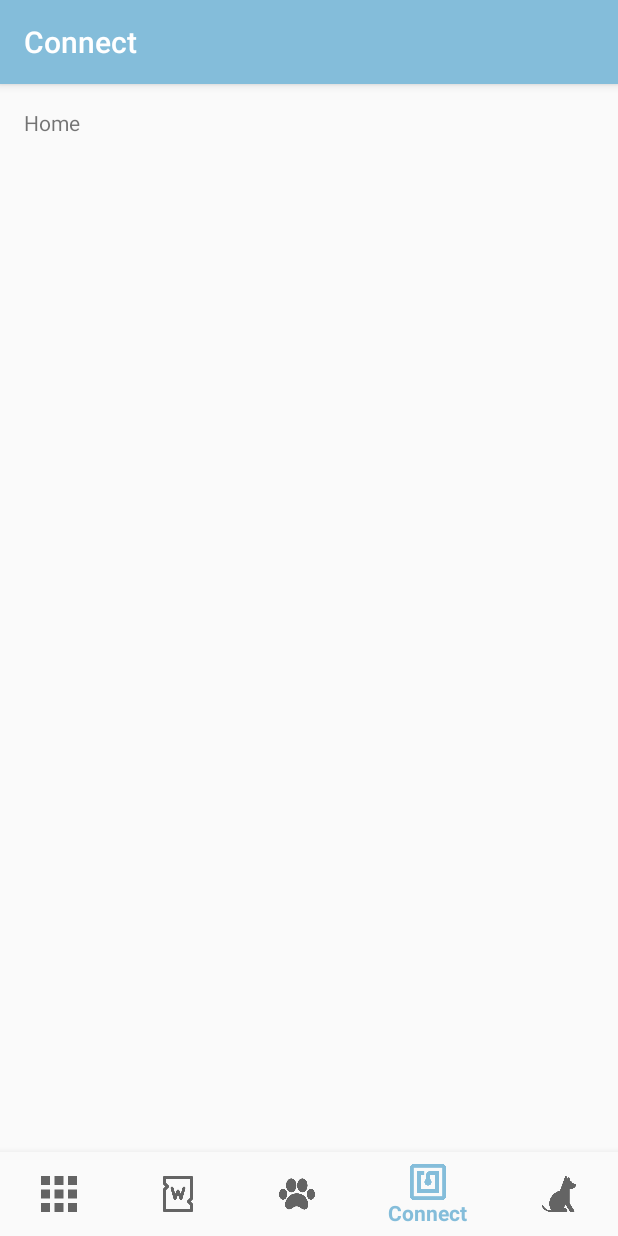
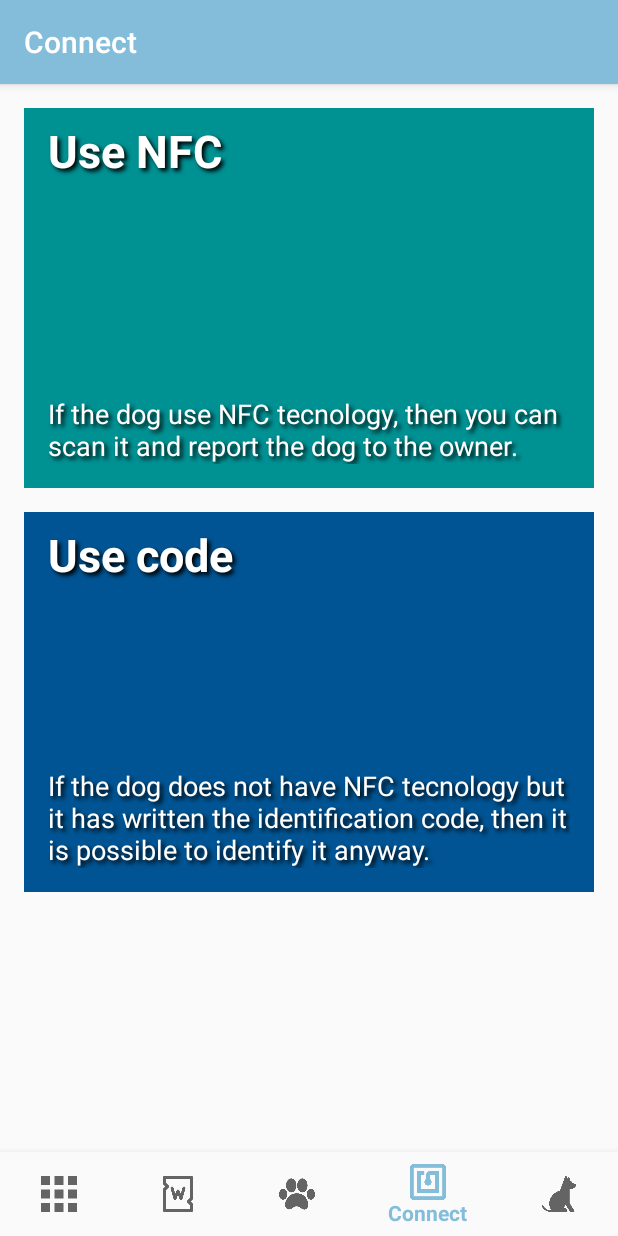
Before and after one commit to Mastercypher/Datdog, an Android app: the ConnectActivity screen opened directly, with no data from a screen before it, on a phone screen of 412 x 824 dp. Run offline under Robolectric (Android 15) with nearby library versions, the phone set to English and light mode, and no system bars.

Commit message:
connect window without images

```diff
--- a/android/DatDog/app/src/main/res/layout/activity_connect.xml
+++ b/android/DatDog/app/src/main/res/layout/activity_connect.xml
@@ -7,16 +7,102 @@
     android:layout_height="match_parent"
     tools:context=".ConnectActivity">
 
-    <TextView
-        android:id="@+id/message"
-        android:layout_width="wrap_content"
-        android:layout_height="wrap_content"
-        android:layout_marginLeft="@dimen/activity_horizontal_margin"
-        android:layout_marginStart="@dimen/activity_horizontal_margin"
-        android:layout_marginTop="@dimen/activity_vertical_margin"
-        android:text="@string/title_home"
-        app:layout_constraintLeft_toLeftOf="parent"
-        app:layout_constraintTop_toTopOf="parent" />
+    <ScrollView
+        android:layout_width="match_parent"
+        android:layout_height="match_parent"
+        android:layout_marginBottom="60dp"
+        app:layout_constraintBottom_toBottomOf="parent"
+        tools:layout_editor_absoluteX="8dp">
+
+        <android.support.constraint.ConstraintLayout
+            android:layout_width="match_parent"
+            android:layout_height="wrap_content">
+
+            <TextView
+                android:id="@+id/textView21"
+                android:layout_width="0dp"
+                android:layout_height="0dp"
+                android:layout_marginEnd="16dp"
+                android:layout_marginStart="16dp"
+                android:layout_marginTop="16dp"
+                android:background="#009193"
+                android:paddingLeft="16dp"
+                android:paddingTop="8dp"
+                android:shadowColor="#000"
+                android:shadowDx="3.0"
+                android:shadowDy="3.0"
+                android:shadowRadius="3.0"
+                android:text="Use NFC"
+                android:textColor="#fff"
+                android:textSize="30sp"
+                android:textStyle="bold"
+                app:layout_constraintDimensionRatio="3:2"
+                app:layout_constraintEnd_toEndOf="parent"
+                app:layout_constraintStart_toStartOf="parent"
+                app:layout_constraintTop_toTopOf="parent" />
+
+            <TextView
+                android:id="@+id/textView23"
+                android:layout_width="0dp"
+                android:layout_height="wrap_content"
+                android:layout_marginBottom="16dp"
+                android:layout_marginEnd="16dp"
+                android:layout_marginStart="16dp"
+                android:shadowColor="#000"
+                android:shadowDx="3.0"
+                android:shadowDy="3.0"
+                android:shadowRadius="3.0"
+                android:text="If the dog use NFC tecnology, then you can scan it and report the dog to the owner."
+                android:textColor="#fff"
+                android:textSize="18sp"
+                app:layout_constraintBottom_toBottomOf="@+id/textView21"
+                app:layout_constraintEnd_toEndOf="@+id/textView21"
+                app:layout_constraintStart_toStartOf="@+id/textView21" />
+
+            <TextView
+                android:id="@+id/textView22"
+                android:layout_width="0dp"
+                android:layout_height="0dp"
+                android:layout_marginBottom="16dp"
+                android:layout_marginEnd="16dp"
+                android:layout_marginStart="16dp"
+                android:layout_marginTop="16dp"
+                android:background="#005493"
+                android:paddingLeft="16dp"
+                android:paddingTop="8dp"
+                android:shadowColor="#000"
+                android:shadowDx="3.0"
+                android:shadowDy="3.0"
+                android:shadowRadius="3.0"
+                android:text="Use code"
+                android:textColor="#fff"
+                android:textSize="30sp"
+                android:textStyle="bold"
+                app:layout_constraintBottom_toBottomOf="parent"
+                app:layout_constraintDimensionRatio="3:2"
+                app:layout_constraintEnd_toEndOf="parent"
+                app:layout_constraintStart_toStartOf="parent"
+                app:layout_constraintTop_toBottomOf="@+id/textView21" />
+
+            <TextView
+                android:id="@+id/textView24"
+                android:layout_width="0dp"
+                android:layout_height="wrap_content"
+                android:layout_marginBottom="16dp"
+                android:layout_marginEnd="16dp"
+                android:layout_marginStart="16dp"
+                android:shadowColor="#000"
+                android:shadowDx="3.0"
+                android:shadowDy="3.0"
+                android:shadowRadius="3.0"
+                android:text="If the dog does not have NFC tecnology but it has written the identification code, then it is possible to identify it anyway."
+                android:textColor="#fff"
+                android:textSize="18sp"
+                app:layout_constraintBottom_toBottomOf="@+id/textView22"
+                app:layout_constraintEnd_toEndOf="@+id/textView22"
+                app:layout_constraintStart_toStartOf="@+id/textView22" />
+        </android.support.constraint.ConstraintLayout>
+    </ScrollView>
 
     <android.support.design.widget.BottomNavigationView
         android:id="@+id/navigation"
--- a/android/DatDog/app/src/main/res/layout/activity_friends.xml
+++ b/android/DatDog/app/src/main/res/layout/activity_friends.xml
@@ -7,16 +7,27 @@
     android:layout_height="match_parent"
     tools:context=".FriendsActivity">
 
-    <TextView
-        android:id="@+id/message"
-        android:layout_width="wrap_content"
-        android:layout_height="wrap_content"
-        android:layout_marginLeft="@dimen/activity_horizontal_margin"
-        android:layout_marginStart="@dimen/activity_horizontal_margin"
-        android:layout_marginTop="@dimen/activity_vertical_margin"
-        android:text="@string/title_home"
-        app:layout_constraintLeft_toLeftOf="parent"
-        app:layout_constraintTop_toTopOf="parent" />
+    <ListView
+        android:id="@+id/listView"
+        android:layout_width="match_parent"
+        android:layout_height="match_parent"
+        android:layout_marginBottom="60dp"
+        android:dividerHeight="3dp"
+        app:layout_constraintBottom_toBottomOf="parent" />
+
+    <android.support.design.widget.FloatingActionButton
+        android:id="@+id/floatingActionButton"
+        android:layout_width="56dp"
+        android:layout_height="56dp"
+        android:layout_marginBottom="16dp"
+        android:layout_marginEnd="16dp"
+        android:clickable="true"
+        android:tint="#ffffff"
+        app:backgroundTint="@color/colorStandard"
+        app:layout_constraintBottom_toTopOf="@+id/navigation"
+        app:layout_constraintDimensionRatio="1:1"
+        app:layout_constraintEnd_toEndOf="parent"
+        app:srcCompat="@android:drawable/ic_input_add" />
 
     <android.support.design.widget.BottomNavigationView
         android:id="@+id/navigation"
--- a/android/DatDog/app/src/main/res/values/colors.xml
+++ b/android/DatDog/app/src/main/res/values/colors.xml
@@ -4,7 +4,7 @@
     <color name="colorPrimaryDark">#303F9F</color>
     <color name="colorAccent">#FF4081</color>
 
-    <color name="colorStandard">#E4AF09</color>
+    <color name="colorStandard">#e4af09</color>
     <color name="colorSecondary">#51b7bc</color>
     <color name="colorIconBg">#84BDDA</color>
 
```
